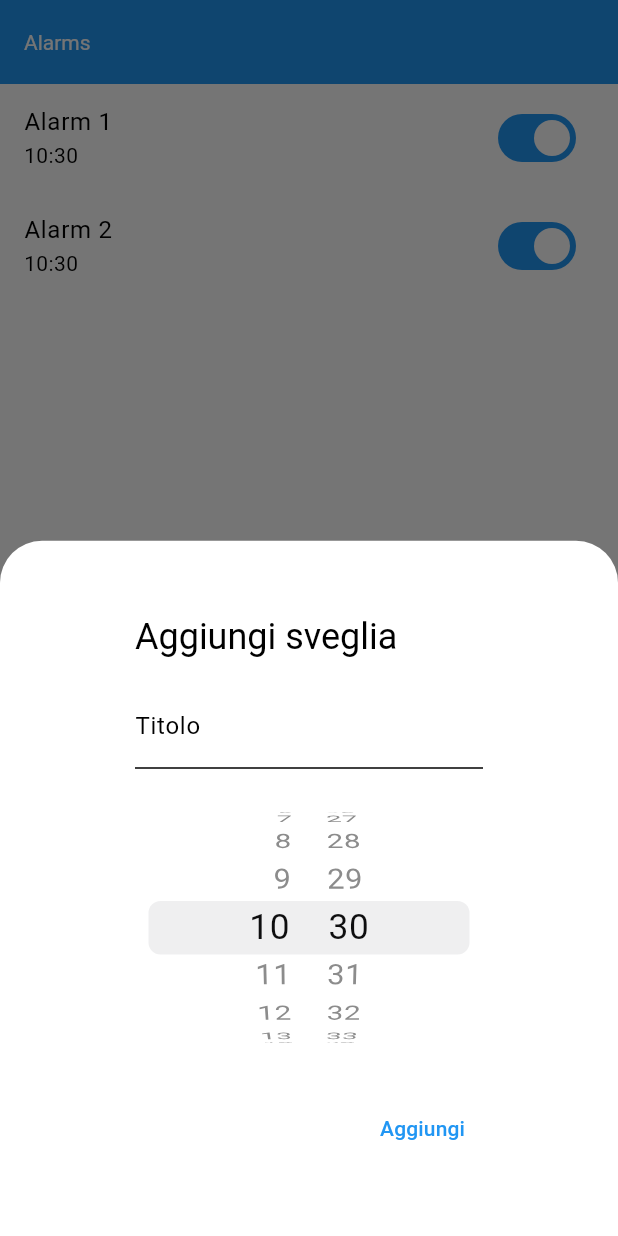
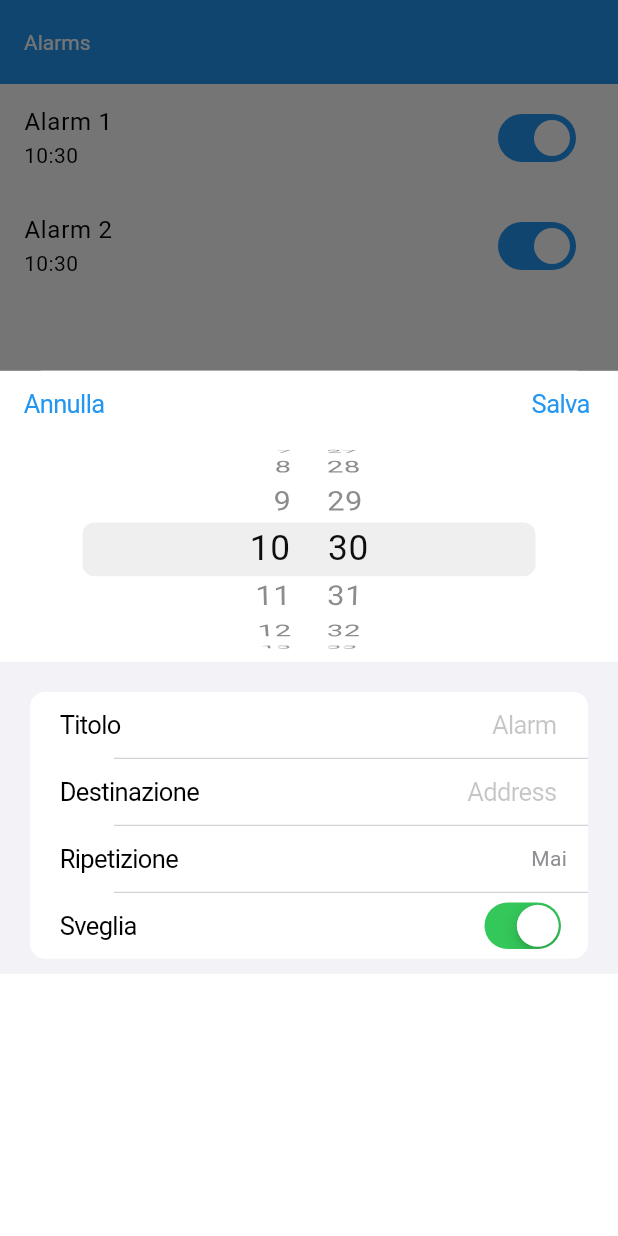
Before and after one commit to IacopoGhilardi/alarm-tool, a Flutter app: the screen it shows after launch, item 2 of the bottom bar chosen, after a tap on the "add" icon, on a phone screen of 412 x 824 dp. Run offline on Flutter 3.47's test engine with Material 3 defaults, Android fonts, the phone set to English and light mode, and no system bars.

```diff
--- a/mobile_app/lib/components/alarm/alarm_dialog.dart
+++ b/mobile_app/lib/components/alarm/alarm_dialog.dart
@@ -1,4 +1,3 @@
-import 'package:flutter/material.dart';
 import 'package:flutter/cupertino.dart';
 import '../../models/alarm.dart';
 
@@ -14,38 +13,26 @@ class AlarmDialog extends StatefulWidget {
 class _AlarmDialogState extends State<AlarmDialog> {
   DateTime _selectedDateTime = DateTime.now();
   final TextEditingController _titleController = TextEditingController();
+  final TextEditingController _destinationController = TextEditingController();
+  bool _snoozeEnabled = true;
 
   @override
   Widget build(BuildContext context) {
-    return AlertDialog(
-      title: const Text('Aggiungi sveglia'),
-      content: Column(
-        mainAxisSize: MainAxisSize.min,
-        children: [
-          TextField(
-            controller: _titleController,
-            decoration: const InputDecoration(
-              labelText: 'Titolo',
-            ),
-          ),
-          const SizedBox(height: 16),
-          SizedBox(
-            height: 180,
-            child: CupertinoDatePicker(
-              mode: CupertinoDatePickerMode.time,
-              initialDateTime: _selectedDateTime,
-              onDateTimeChanged: (DateTime newDateTime) {
-                setState(() {
-                  _selectedDateTime = newDateTime;
-                });
-              },
-              use24hFormat: true,
-            ),
-          ),
-        ],
-      ),
-      actions: [
-        TextButton(
+    return CupertinoPageScaffold(
+      navigationBar: CupertinoNavigationBar(
+        border: null,
+        leading: CupertinoButton(
+          padding: EdgeInsets.zero,
+          child: const Text('Annulla'),
+          onPressed: () => Navigator.of(context).pop(),
+        ),
+        middle: const Text(
+          'Aggiungi sveglia',
+          style: TextStyle(color: CupertinoColors.white),
+        ),
+        trailing: CupertinoButton(
+          padding: EdgeInsets.zero,
+          child: const Text('Salva'),
           onPressed: () {
             final newAlarm = Alarm(
               id: DateTime.now().toString(),
@@ -53,20 +40,87 @@ class _AlarmDialogState extends State<AlarmDialog> {
                   ? "Sveglia"
                   : _titleController.text,
               time: _selectedDateTime,
+              destination: _destinationController.text,
             );
-
             widget.onAlarmAdded(newAlarm);
             Navigator.of(context).pop();
           },
-          child: const Text('Aggiungi'),
         ),
-      ],
+      ),
+      child: Container(
+        child: SafeArea(
+          child: Column(
+            children: [
+              SizedBox(
+                height: 150,
+                child: CupertinoDatePicker(
+                  mode: CupertinoDatePickerMode.time,
+                  initialDateTime: _selectedDateTime,
+                  onDateTimeChanged: (DateTime newDateTime) {
+                    setState(() {
+                      _selectedDateTime = newDateTime;
+                    });
+                  },
+                  use24hFormat: true,
+                ),
+              ),
+              CupertinoListSection.insetGrouped(
+                children: [
+                  CupertinoListTile(
+                    title: const Text('Titolo'),
+                    trailing: SizedBox(
+                      width: 150,
+                      child: CupertinoTextField.borderless(
+                        controller: _titleController,
+                        placeholder: 'Alarm',
+                        style: const TextStyle(color: CupertinoColors.black),
+                        textAlign: TextAlign.right,
+                      ),
+                    ),
+                  ),
+                  CupertinoListTile(
+                    title: const Text('Destinazione'),
+                    trailing: SizedBox(
+                      width: 150,
+                      child: CupertinoTextField.borderless(
+                        controller: _destinationController,
+                        placeholder: 'Address',
+                        style: const TextStyle(color: CupertinoColors.white),
+                        textAlign: TextAlign.right,
+                      ),
+                    ),
+                  ),
+                  const CupertinoListTile(
+                    title: Text('Ripetizione'),
+                    trailing: Text(
+                      'Mai',
+                      style: TextStyle(color: CupertinoColors.systemGrey),
+                    ),
+                  ),
+                  CupertinoListTile(
+                    title: const Text('Sveglia'),
+                    trailing: CupertinoSwitch(
+                      value: _snoozeEnabled,
+                      onChanged: (bool value) {
+                        setState(() {
+                          _snoozeEnabled = value;
+                        });
+                      },
+                    ),
+                  ),
+                ],
+              ),
+            ],
+          ),
+        ),
+      ),
     );
   }
 
   @override
   void dispose() {
     _titleController.dispose();
+    _destinationController.dispose();
     super.dispose();
   }
 }
--- a/mobile_app/lib/components/home/conditions_section.dart
+++ b/mobile_app/lib/components/home/conditions_section.dart
@@ -1,5 +1,6 @@
 import 'package:flutter/material.dart';
 import 'condition_card.dart';
+import '../../utils/conditions_utils.dart';
 
 class ConditionsSection extends StatelessWidget {
   const ConditionsSection({super.key});
@@ -18,22 +19,22 @@ class ConditionsSection extends StatelessWidget {
         ),
         const SizedBox(height: 16),
         Row(
-          children: const [
+          children: [
             Expanded(
               child: ConditionCard(
                 icon: Icons.traffic,
                 title: 'Traffico',
-                value: 'Moderato',
-                color: Colors.orange,
+                value: getTrafficText(TrafficLevel.high),
+                color: getTrafficColor(TrafficLevel.high),
               ),
             ),
             SizedBox(width: 16),
             Expanded(
               child: ConditionCard(
-                icon: Icons.cloud,
+                icon: Icons.cloudy_snowing,
                 title: 'Meteo',
-                value: 'Sereno',
-                color: Colors.blue,
+                value: getWeatherText(WeatherCondition.rainy),
+                color: getWeatherColor(WeatherCondition.rainy),
               ),
             ),
           ],
--- a/mobile_app/lib/models/alarm.dart
+++ b/mobile_app/lib/models/alarm.dart
@@ -3,12 +3,14 @@ class Alarm {
   final String title;
   final DateTime time;
   final bool isActive;
+  final String destination;
 
   const Alarm({
     required this.id,
     required this.title,
     required this.time,
     this.isActive = true,
+    this.destination = '',
   });
 
   factory Alarm.fromJson(Map<String, dynamic> json) {
@@ -31,12 +33,14 @@ class Alarm {
     String? title,
     DateTime? time,
     bool? isActive,
+    String? destination,
   }) {
     return Alarm(
       id: id ?? this.id,
       title: title ?? this.title,
       time: time ?? this.time,
       isActive: isActive ?? this.isActive,
+      destination: destination ?? this.destination,
     );
   }
 }
--- a/mobile_app/lib/screens/alarm_screen.dart
+++ b/mobile_app/lib/screens/alarm_screen.dart
@@ -41,12 +41,16 @@ class _AlarmScreenState extends State<AlarmScreen> {
         onPressed: () {
           showModalBottomSheet(
             context: context,
-            builder: (context) => AlarmDialog(
-              onAlarmAdded: (Alarm newAlarm) {
-                setState(() {
-                  _alarms.add(newAlarm);
-                });
-              },
+            isScrollControlled: true,
+            builder: (context) => Container(
+              height: MediaQuery.of(context).size.height * 0.7,
+              child: AlarmDialog(
+                onAlarmAdded: (Alarm newAlarm) {
+                  setState(() {
+                    _alarms.add(newAlarm);
+                  });
+                },
+              ),
             ),
           );
         },
--- /dev/null
+++ b/mobile_app/lib/utils/conditions_utils.dart
@@ -0,0 +1,74 @@
+import 'package:flutter/material.dart';
+import 'package:provider/provider.dart';
+
+enum TrafficLevel {
+  low,
+  moderate,
+  high,
+  severe,
+}
+
+enum WeatherCondition {
+  sunny,
+  cloudy,
+  rainy,
+}
+
+Color getTrafficColor(TrafficLevel level) {
+  switch (level) {
+    case TrafficLevel.low:
+      return Colors.green;
+    case TrafficLevel.moderate:
+      return Colors.orange;
+    case TrafficLevel.high:
+      return Colors.deepOrange;
+    case TrafficLevel.severe:
+      return Colors.red;
+  }
+}
+
+String getTrafficText(TrafficLevel level) {
+  switch (level) {
+    case TrafficLevel.low:
+      return 'Basso';
+    case TrafficLevel.moderate:
+      return 'Moderato';
+    case TrafficLevel.high:
+      return 'Alto';
+    case TrafficLevel.severe:
+      return 'Molto Alto';
+  }
+}
+
+Color getWeatherColor(WeatherCondition condition) {
+  switch (condition) {
+    case WeatherCondition.sunny:
+      return Colors.blue;
+    case WeatherCondition.cloudy:
+      return Colors.grey;
+    case WeatherCondition.rainy:
+      return Colors.blueGrey;
+  }
+}
+
+String getWeatherText(WeatherCondition condition) {
+  switch (condition) {
+    case WeatherCondition.sunny:
+      return 'Soleggiato';
+    case WeatherCondition.cloudy:
+      return 'Nuvoloso';
+    case WeatherCondition.rainy:
+      return 'Pioggia';
+  }
+}
+
+IconData getWeatherIcon(WeatherCondition condition) {
+  switch (condition) {
+    case WeatherCondition.sunny:
+      return Icons.sunny;
+    case WeatherCondition.cloudy:
+      return Icons.cloud;
+    case WeatherCondition.rainy:
+      return Icons.cloudy_snowing;
+  }
+}
```
Also changed, not shown: 7 other files.
